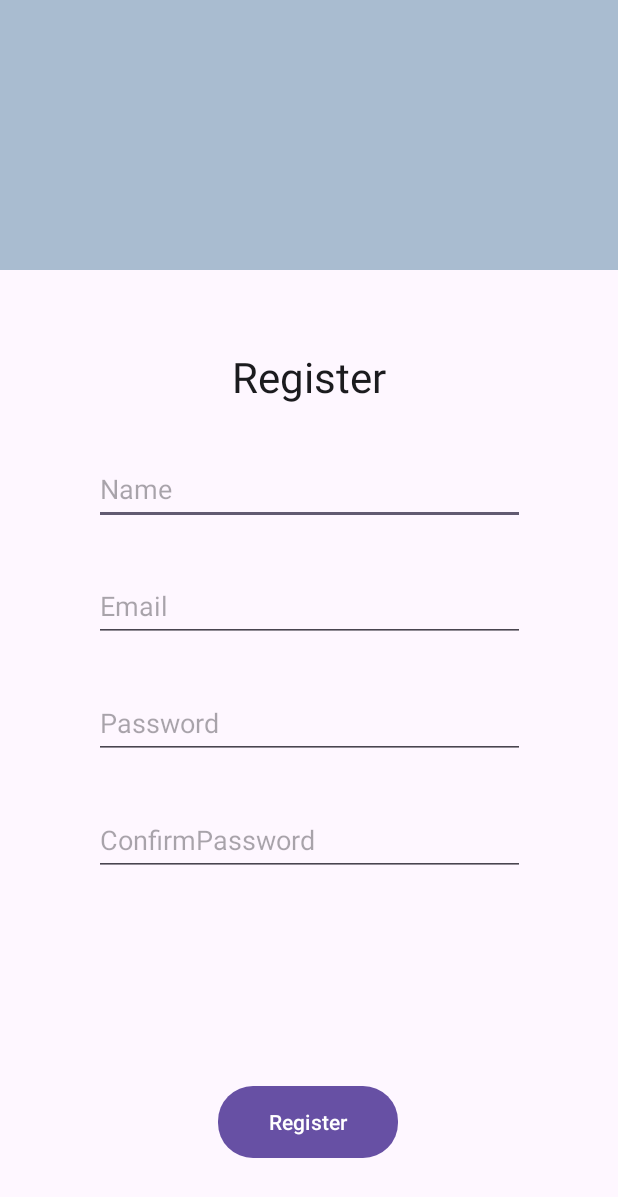
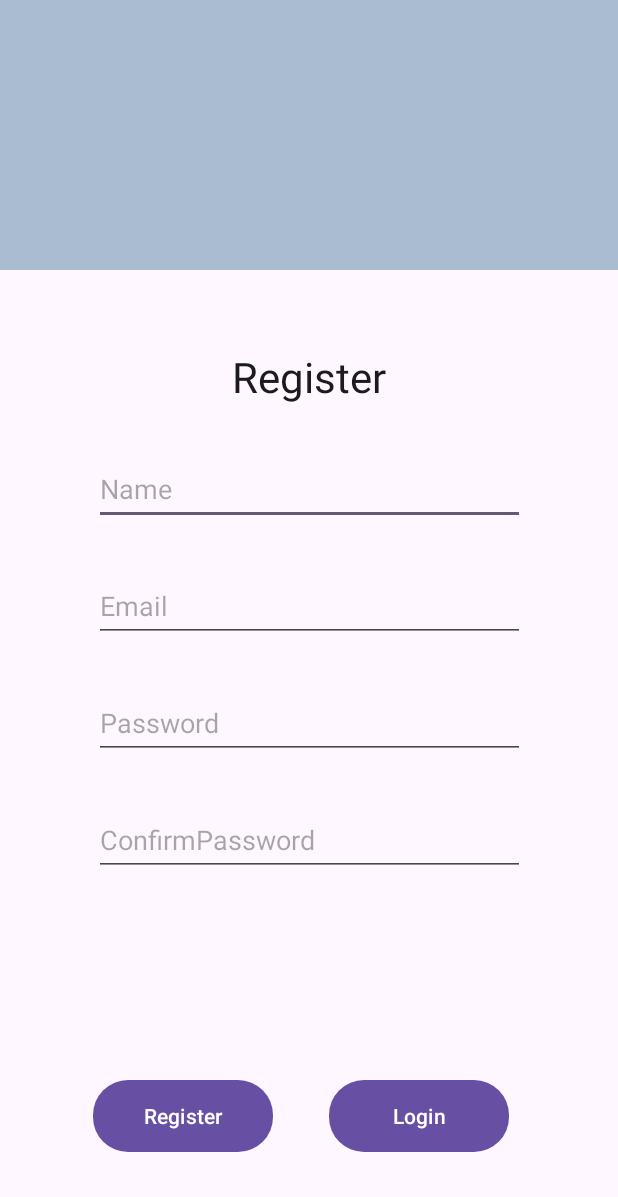
Before and after one commit to ImaginePilot/Plantze, an Android app: the Registration screen opened directly, with no data from a screen before it, on a phone screen of 412 x 824 dp. Shown: the top 1197 px of the screen. Run offline under Robolectric (Android 15) with nearby library versions, the phone set to English and light mode, and no system bars; our stand-ins replace Firebase (no records; nobody signed in at launch, a user with empty details on screens opened directly).

Commit message:
New code

```diff
--- a/app/src/main/java/com/example/LoginPage/AnnualEmissionsMessage.java
+++ b/app/src/main/java/com/example/LoginPage/AnnualEmissionsMessage.java
@@ -14,6 +14,8 @@ import androidx.core.view.WindowInsetsCompat;
 
 import com.example.b07demosummer2024.R;
 
+
+// Displays the Message before asking Annual Emissions Questions
 public class AnnualEmissionsMessage extends AppCompatActivity {
     private Button Next;
     private TextView Message;
--- a/app/src/main/java/com/example/LoginPage/FirebaseUserData.java
+++ b/app/src/main/java/com/example/LoginPage/FirebaseUserData.java
@@ -1,5 +1,6 @@
 package com.example.LoginPage;
 
+// Contains the simplified data to be uploaded to firebase
 public class FirebaseUserData {
     public double Transportation,Food,Housing,Consumption;
     FirebaseUserData(double Transportation, double Food, double Housing, double Consumption){
--- a/app/src/main/java/com/example/LoginPage/GetLocation.java
+++ b/app/src/main/java/com/example/LoginPage/GetLocation.java
@@ -27,7 +27,7 @@ import java.io.IOException;
 import java.io.InputStream;
 import java.util.ArrayList;
 import java.util.Iterator;
-
+//gets the location of the user based on the locations we were given
 public class GetLocation extends AppCompatActivity {
 
     public UserData Data = new UserData();
@@ -49,6 +49,7 @@ public class GetLocation extends AppCompatActivity {
             String Uid = getIntent().getStringExtra("Uid");
             Data.Uid = Uid;
 
+            // Reading the countries and emissions for the excel file we were given
             ArrayList<String> countries_list = new ArrayList<>();
             ArrayList<String> emissions_list = new ArrayList<>();
             AssetManager assetManager = getAssets();
@@ -69,7 +70,7 @@ public class GetLocation extends AppCompatActivity {
                 throw new RuntimeException(e);
             }
 
-
+            // An adapter Containing all the countries user can select select from
             ArrayAdapter<String> adpater = new ArrayAdapter<>(this, android.R.layout.simple_spinner_item,countries_list);
             CountryList.setAdapter(adpater);
             Next.setOnClickListener(new View.OnClickListener() {
--- a/app/src/main/java/com/example/LoginPage/Login.java
+++ b/app/src/main/java/com/example/LoginPage/Login.java
@@ -6,6 +6,7 @@ import android.view.View;
 import android.widget.Button;
 import android.widget.EditText;
 import android.widget.TextView;
+import android.widget.Toast;
 
 import androidx.activity.EdgeToEdge;
 import androidx.appcompat.app.AppCompatActivity;
@@ -73,7 +74,7 @@ public class Login extends AppCompatActivity implements MainActivityContract.Log
 
     public void DisplayMessage(String Message)
     {
-        message.setText(Message);
+        Toast.makeText(this, Message, Toast.LENGTH_SHORT).show();
     }
 
     public void NextActivity(String Uid){
--- a/app/src/main/java/com/example/LoginPage/Model.java
+++ b/app/src/main/java/com/example/LoginPage/Model.java
@@ -27,7 +27,7 @@ public class Model {
                     @Override
                     public void onComplete(@NonNull Task<Void> task) {
                         if (task.isSuccessful()) {
-                            Log.d(TAG, "Email sent.");
+                            Presenter.ForgotPasswordEmailSent();
                         }
                     }
                 });
@@ -99,7 +99,7 @@ public class Model {
                                 public void onComplete(@NonNull Task<Void> task) {
                                     if(task.isSuccessful())
                                     {
-
+                                       Presenter.RegistrationEmailSent();
                                     }
                                 }
                             });
--- a/app/src/main/java/com/example/LoginPage/Registration.java
+++ b/app/src/main/java/com/example/LoginPage/Registration.java
@@ -1,5 +1,6 @@
 package com.example.LoginPage;
 
+import android.content.Intent;
 import android.os.Bundle;
 import android.view.View;
 import android.widget.Button;
@@ -17,7 +18,7 @@ import com.example.b07demosummer2024.R;
 public class Registration extends AppCompatActivity implements MainActivityContract.Register {
 
     MainActivityPresenter presenter;
-    private Button Register;
+    private Button Register, Login;
     private EditText Name;
     private EditText Email_RP;
     private EditText Password_RP, ConfirmPassword;
@@ -46,6 +47,14 @@ public class Registration extends AppCompatActivity implements MainActivityContr
                     presenter.signup();
                 }
             });
+            Login = findViewById(R.id.Login);
+            Login.setOnClickListener(new View.OnClickListener() {
+                @Override
+                public void onClick(View v) {
+                    Intent fp=new Intent(getApplicationContext(),Login.class);
+                    startActivity(fp);
+                }
+            });
 
             return insets;
         });
--- a/app/src/main/res/layout/activity_registration.xml
+++ b/app/src/main/res/layout/activity_registration.xml
@@ -84,12 +84,24 @@
         android:layout_width="120dp"
         android:layout_height="wrap_content"
         android:layout_below="@+id/ConfirmPassword"
-        android:layout_marginBottom="52dp"
+        android:layout_marginBottom="56dp"
         android:background="@drawable/blue_fill__rounded_color"
         android:text="Register"
         app:layout_constraintBottom_toBottomOf="parent"
         app:layout_constraintEnd_toEndOf="parent"
-        app:layout_constraintHorizontal_bias="0.498"
+        app:layout_constraintHorizontal_bias="0.213"
+        app:layout_constraintStart_toStartOf="parent" />
+    <Button
+        android:id="@+id/Login"
+        android:layout_width="120dp"
+        android:layout_height="wrap_content"
+        android:layout_below="@+id/ConfirmPassword"
+        android:layout_marginBottom="56dp"
+        android:background="@drawable/blue_fill__rounded_color"
+        android:text="Login"
+        app:layout_constraintBottom_toBottomOf="parent"
+        app:layout_constraintEnd_toEndOf="parent"
+        app:layout_constraintHorizontal_bias="0.75"
         app:layout_constraintStart_toStartOf="parent" />
 
 </androidx.constraintlayout.widget.ConstraintLayout>
```
Also changed, not shown: app/src/main/java/com/example/LoginPage/AnnualConsumptionModel.java (+4 -4 lines), app/src/main/java/com/example/LoginPage/Global_emission_result.java (+4 -4 lines), app/src/main/java/com/example/LoginPage/MainActivityPresenter.java (+10 -3 lines), app/src/main/java/com/example/LoginPage/annualConsumption.java (+13 -9 lines), 1 other file.
